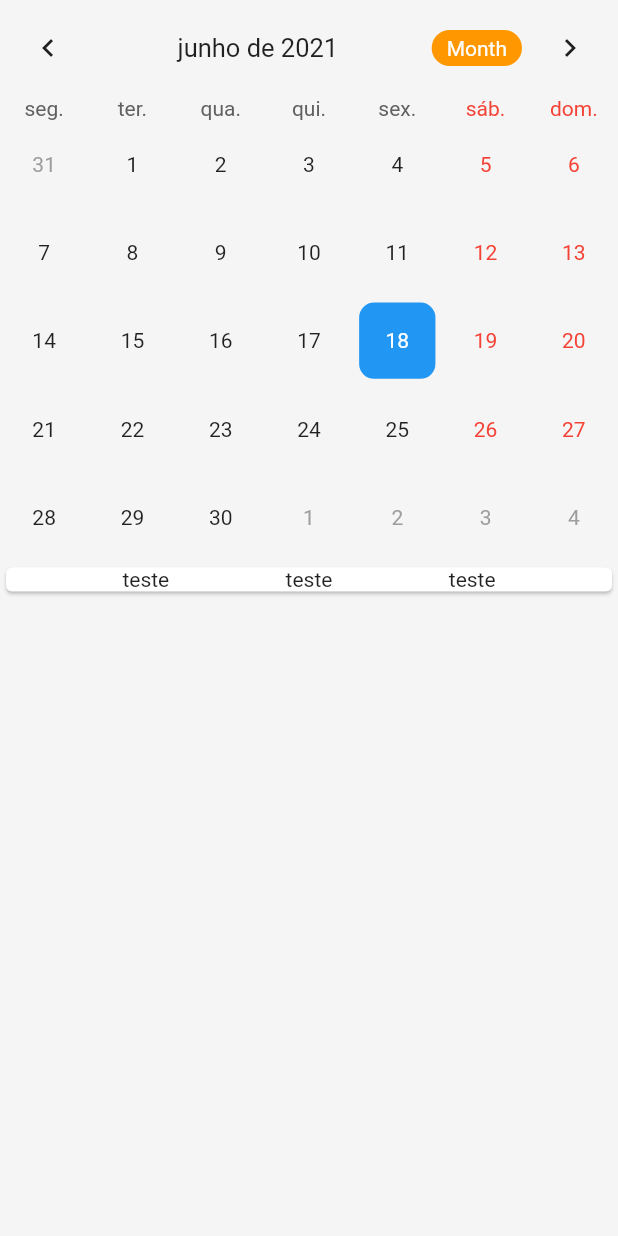
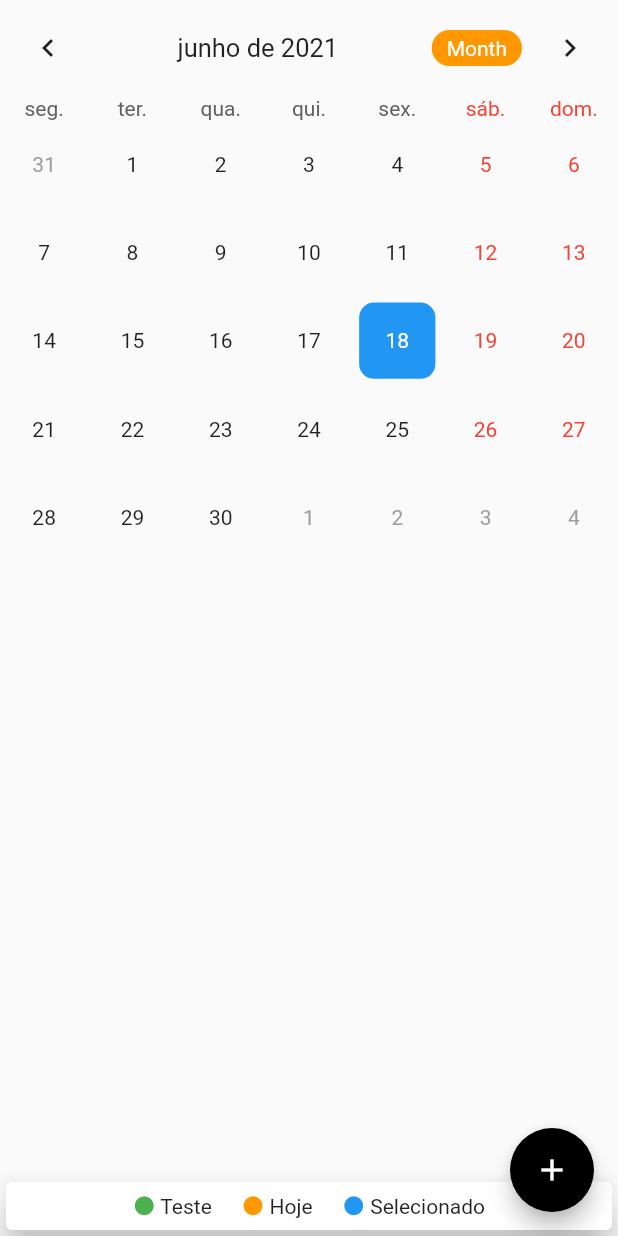
Before and after one commit to Aledsilva/agendamento_flutter, a Flutter app: the DynamicEvent screen opened directly, on a phone screen of 412 x 824 dp. Run offline on Flutter 3.47's test engine with Material 2 defaults, Android fonts, the phone set to English and light mode, and no system bars; drawn by our look-alikes of table_calendar; our stand-ins replace camera, image_picker, shared_preferences, timer_builder; missing offline and left inert: easy_mask, scrolling_day_calendar, slide_digital_clock; accounts and stored records are empty.

Commit message:
Nao faço idéia do que eu mexi aqui dias atrás, mas como o projeto é pessoal estou bem com isso.

```diff
--- a/lib/TimeBuilder.dart
+++ b/lib/TimeBuilder.dart
@@ -4,14 +4,14 @@ import 'package:timer_builder/timer_builder.dart';
 import 'package:intl/intl.dart';
 
 
-class SampleApp extends StatefulWidget {
+class TimeClock extends StatefulWidget {
   @override
   State<StatefulWidget> createState() {
-    return SampleAppState();
+    return TimeClockState();
   }
 }
 
-class SampleAppState extends State<SampleApp> {
+class TimeClockState extends State<TimeClock> {
   DateTime alert;
   String captura = "Que horas são?";
 
--- a/lib/eventos/calendario_dario.dart
+++ b/lib/eventos/calendario_dario.dart
@@ -51,12 +51,13 @@ class _DynamicEventState extends State<DynamicEvent> {
   @override
   Widget build(BuildContext context) {
     return Scaffold(
-      backgroundColor: Colors.grey[100],
-      body: SingleChildScrollView(
-          child: Column(
+      //backgroundColor: Colors.grey[100],
+      body: Column(
             crossAxisAlignment: CrossAxisAlignment.start,
             children: <Widget>[
-              TableCalendar(
+              Expanded(
+                flex: 6,
+                child: TableCalendar(
                   events: _events,
                   initialCalendarFormat: CalendarFormat.month,
                   calendarStyle: CalendarStyle(
@@ -106,13 +107,19 @@ class _DynamicEventState extends State<DynamicEvent> {
                   ),
                   calendarController: _controller,
                 ),
+              ),
+              Expanded(
+                flex: 4,
+                child: SingleChildScrollView(
+                  child: Column(
+                    children: [
                       ..._selectedEvents.map((event) => Padding(
-                padding: const EdgeInsets.all(8.0),
+                        padding: const EdgeInsets.fromLTRB(16, 3, 16, 3),
                         child: Container(
-                  height: MediaQuery.of(context).size.height/20,
+                          height: MediaQuery.of(context).size.height/25,
                           width: MediaQuery.of(context).size.width/2,
                           decoration: BoxDecoration(
-                      borderRadius: BorderRadius.circular(30),
+                              borderRadius: BorderRadius.circular(10),
                               color: Colors.white,
                               border: Border.all(color: Colors.grey)
                           ),
@@ -122,43 +129,51 @@ class _DynamicEventState extends State<DynamicEvent> {
                                     fontWeight: FontWeight.bold,fontSize: 16),)
                           ),
                         ),
-              )),
-              Align(
-                alignment: Alignment.bottomCenter,
-                child: Column(
-                  children: [
-                    Center(
-                      child: Card(
-                        child: Row(
-                          mainAxisAlignment: MainAxisAlignment.spaceEvenly,
-                          children: [
-                            Text("teste"),
-                            Text("teste"),
-                            Text("teste"),
-                          ],
-                        )
                       ),
                       ),
                     ],
                   ),
                 ),
+              ),
+              Container(
+                child: Align(
+                  alignment: Alignment.bottomCenter,
+                  child: Column(
+                    children: [
+                      Center(
+                        child: SizedBox(
+                          height: 40,
+                          child: Card(
+                            elevation: 10,
+                            child: Row(
+                              mainAxisAlignment: MainAxisAlignment.center,
+                              children: [
+                                Icon(Icons.circle,color: Colors.green, size: 15),Text(" Teste"),
+                                SizedBox(width: 20),
+                                Icon(Icons.circle,color: Colors.orange, size: 15),Text(" Hoje"),
+                                SizedBox(width: 20),
+                                Icon(Icons.circle,color: Colors.blue, size: 15),Text(" Selecionado"),
+                              ],
+                            )
+                          ),
+                        ),
+                      ),
                     ],
                   ),
                 ),
-
-      /*floatingActionButton: FloatingActionButton(
+              ),
+            ],
+      ),
+      floatingActionButton: FloatingActionButton(
         backgroundColor: Colors.black,
         child: Icon(Icons.add),
         onPressed: _showAddDialog,
-      ),*/
+      ),
     );
   }
 
-
-
-
 //Isso aqui vai ser descartado
-/*  _showAddDialog() async {
+  _showAddDialog() async {
     await showDialog(
         context: context,
         builder: (context) => AlertDialog(
@@ -190,5 +205,5 @@ class _DynamicEventState extends State<DynamicEvent> {
             )
           ],
         ));
-  }*/
   }
+}
--- a/lib/eventos/eventos_replica.dart
+++ b/lib/eventos/eventos_replica.dart
@@ -12,11 +12,11 @@ class EventosReplica extends StatelessWidget {
           appBar: AppBar(
             bottom: TabBar(
               tabs: [
-                Tab(child: Text("Tab1")),
-                Tab(child: Text("Tab2"))
+                Tab(child: Text("CALENDÁRIO")),
+                Tab(child: Text("LISTA"))
               ],
             ),
-            title: Text('Tabs Demo'),
+            title: Text('Eventos'),
           ),
           body: TabBarView(
             children: [
--- a/lib/main.dart
+++ b/lib/main.dart
@@ -1,6 +1,7 @@
 import 'package:agendamento_flutter/TimeBuilder.dart';
 import 'package:agendamento_flutter/clock_teste.dart';
 import 'package:agendamento_flutter/eventos/calendario_dario.dart';
+import 'package:agendamento_flutter/home_sweet_home.dart';
 import 'eventos/eventos_replica.dart';
 import 'package:agendamento_flutter/home_screen.dart';
 import 'package:agendamento_flutter/maskTeste.dart';
@@ -17,7 +18,7 @@ void main(){
   Intl.defaultLocale = 'pt_BR';
   initializeDateFormatting();
   runApp(MaterialApp(
-    home: EventosReplica()
+    home: HomeSweetHome()
   ));
 
 }
```
Also changed, not shown: lib/eventos/lista_lista.dart (+8 -5 lines), lib/home_sweet_home.dart (added, +70 -0 lines). Lines whose indentation alone changed are shown as unchanged.
